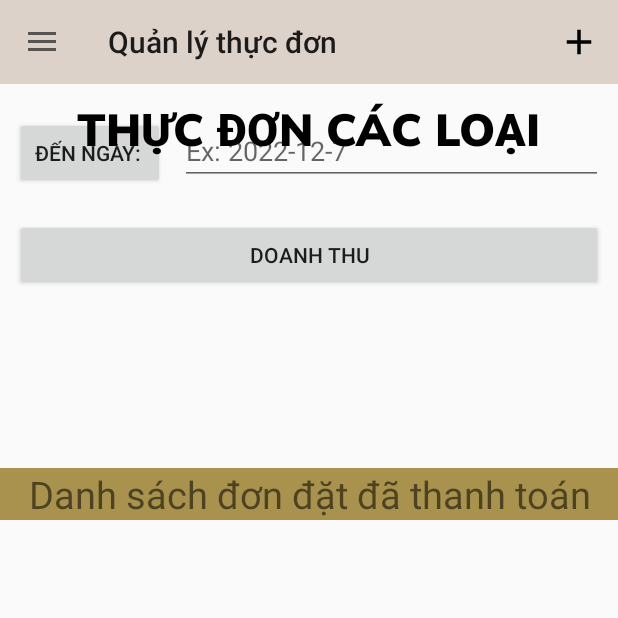
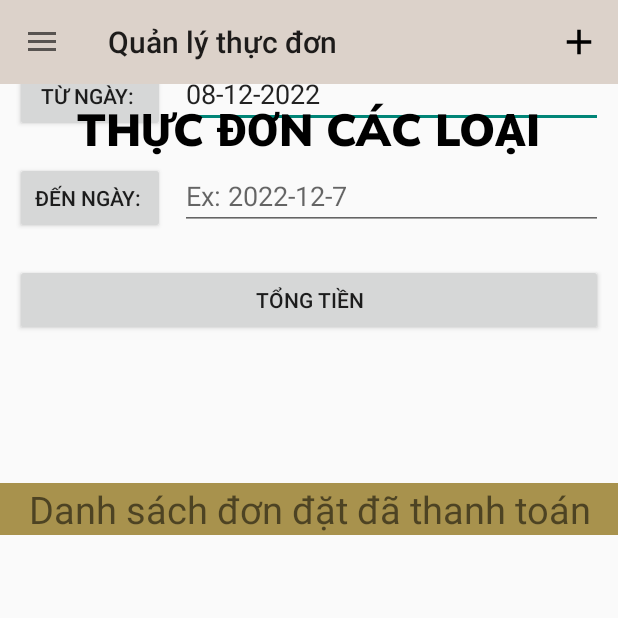
Before and after one commit to MinhQuan117/PRO1121_Nhom8_CP17312_QuanLyCafe, an Android app: the fragment DisplayTKFragment placed in its activity, after a tap on "Xem tất cả >", on a phone screen of 412 x 824 dp, the top half of it. Run offline under Robolectric (Android 15) with nearby library versions, the phone set to English and light mode, and no system bars; Roboto replaces fonts that are not available here; 2 other taps on this screen came first.

Commit message:
Update bai

```diff
--- a/app/src/main/java/com/example/pro1121_cp17312_nhom8_quanlycafe/Activities/AmountMenuActivity.java
+++ b/app/src/main/java/com/example/pro1121_cp17312_nhom8_quanlycafe/Activities/AmountMenuActivity.java
@@ -65,6 +65,7 @@ public class AmountMenuActivity extends AppCompatActivity {
                     boolean ktracapnhat = chiTietDonDatDAO.CapNhatSL(chiTietDonDatDTO);
                     if(ktracapnhat){
                         Toast.makeText(getApplicationContext(),getResources().getString(R.string.add_sucessful),Toast.LENGTH_SHORT).show();
+                        onBackPressed();
                     }else {
                         Toast.makeText(getApplicationContext(),getResources().getString(R.string.add_failed),Toast.LENGTH_SHORT).show();
                     }
@@ -80,6 +81,7 @@ public class AmountMenuActivity extends AppCompatActivity {
                     boolean ktracapnhat = chiTietDonDatDAO.ThemChiTietDonDat(chiTietDonDatDTO);
                     if(ktracapnhat){
                         Toast.makeText(getApplicationContext(),getResources().getString(R.string.add_sucessful),Toast.LENGTH_SHORT).show();
+                        onBackPressed();
                     }else {
                         Toast.makeText(getApplicationContext(),getResources().getString(R.string.add_failed),Toast.LENGTH_SHORT).show();
                     }
--- a/app/src/main/java/com/example/pro1121_cp17312_nhom8_quanlycafe/Activities/DetailStatisticActivity.java
+++ b/app/src/main/java/com/example/pro1121_cp17312_nhom8_quanlycafe/Activities/DetailStatisticActivity.java
@@ -29,7 +29,7 @@ public class DetailStatisticActivity extends AppCompatActivity {
             ,txt_detailstatistic_TenKH,txt_detailstatistic_TongTien;
     GridView gvDetailStatistic;
     int madon, makh, maban;
-    String ngaydat, tongtien;
+    String ngaydat, tongtien, tenkhachhang;
     KhachHangDAO khachHangDAO;
     BanAnDAO banAnDAO;
     List<ThanhToanDTO> thanhToanDTOList;
@@ -47,6 +47,7 @@ public class DetailStatisticActivity extends AppCompatActivity {
         maban = intent.getIntExtra("maban",0);
         ngaydat = intent.getStringExtra("ngaydat");
         tongtien = intent.getStringExtra("tongtien");
+        tenkhachhang = intent.getStringExtra("tenkhachhang");
 
         img_detailstatistic_backbtn = (ImageView)findViewById(R.id.img_detailstatistic_backbtn);
         txt_detailstatistic_MaDon = (TextView)findViewById(R.id.txt_detailstatistic_MaDon);
--- a/app/src/main/java/com/example/pro1121_cp17312_nhom8_quanlycafe/DAO/ChiTietDonDatDAO.java
+++ b/app/src/main/java/com/example/pro1121_cp17312_nhom8_quanlycafe/DAO/ChiTietDonDatDAO.java
@@ -62,6 +62,7 @@ public class ChiTietDonDatDAO {
         contentValues.put(CreateDatabase.TBL_CHITIETDONDAT_GHICHU,chiTietDonDatDTO.getGhichu());
         contentValues.put(CreateDatabase.TBL_CHITIETDONDAT_MADONDAT,chiTietDonDatDTO.getMaDonDat());
         contentValues.put(CreateDatabase.TBL_CHITIETDONDAT_MAMON,chiTietDonDatDTO.getMaMon());
+        contentValues.put(CreateDatabase.TBL_CHITIETDONDAT_TENKHACHHANG,chiTietDonDatDTO.getTenkhachhang());
 
         long ktra = database.insert(CreateDatabase.TBL_CHITIETDONDAT,null,contentValues);
         if(ktra !=0){
--- a/app/src/main/java/com/example/pro1121_cp17312_nhom8_quanlycafe/Database/CreateDatabase.java
+++ b/app/src/main/java/com/example/pro1121_cp17312_nhom8_quanlycafe/Database/CreateDatabase.java
@@ -70,6 +70,7 @@ public class CreateDatabase extends SQLiteOpenHelper {
     public static String TBL_CHITIETDONDAT_MAMON = "MAMON";
     public static String TBL_CHITIETDONDAT_SOLUONG = "SOLUONG";
     public static String TBL_CHITIETDONDAT_GHICHU = "GHICHU";
+    public static String TBL_CHITIETDONDAT_TENKHACHHANG = "TENKHACHHANG";
 
 
     public CreateDatabase(Context context) {
@@ -105,7 +106,7 @@ public class CreateDatabase extends SQLiteOpenHelper {
                 +TBL_DONDAT_TINHTRANG+ " TEXT )" ;
 
         String tblCHITIETDONDAT = "CREATE TABLE " +TBL_CHITIETDONDAT+ " ( " +TBL_CHITIETDONDAT_MADONDAT+ " INTEGER, "
-                +TBL_CHITIETDONDAT_MAMON+ " INTEGER," +TBL_CHITIETDONDAT_SOLUONG+ " INTEGER, "+TBL_CHITIETDONDAT_GHICHU+" TEXT, "
+                +TBL_CHITIETDONDAT_MAMON+ " INTEGER," +TBL_CHITIETDONDAT_SOLUONG+ " INTEGER, "+TBL_CHITIETDONDAT_GHICHU+" TEXT, "+TBL_CHITIETDONDAT_TENKHACHHANG+" TEXT, "
                 + " PRIMARY KEY ( " +TBL_CHITIETDONDAT_MADONDAT+ "," +TBL_CHITIETDONDAT_MAMON+ "))";
 
         db.execSQL(tblNHANVIEN);
--- a/app/src/main/java/com/example/pro1121_cp17312_nhom8_quanlycafe/Fragment/DisplayStatisticFragment.java
+++ b/app/src/main/java/com/example/pro1121_cp17312_nhom8_quanlycafe/Fragment/DisplayStatisticFragment.java
@@ -29,7 +29,7 @@ public class DisplayStatisticFragment extends Fragment {
     AdapterDisplayStatistic adapterDisplayStatistic;
     FragmentManager fragmentManager;
     int madon, makh, maban;
-    String ngaydat, tongtien;
+    String ngaydat, tongtien, tenkhachhang;
 
     @Override
     public View onCreateView(LayoutInflater inflater,ViewGroup container,Bundle savedInstanceState) {
@@ -53,6 +53,7 @@ public class DisplayStatisticFragment extends Fragment {
                 maban = donDatDTOS.get(position).getMaBan();
                 ngaydat = donDatDTOS.get(position).getNgayDat();
                 tongtien = donDatDTOS.get(position).getTongTien();
+                tenkhachhang = donDatDTOS.get(position).getTenkhachhang();
 
                 Intent intent = new Intent(getActivity(), DetailStatisticActivity.class);
                 intent.putExtra("madon",madon);
@@ -60,6 +61,7 @@ public class DisplayStatisticFragment extends Fragment {
                 intent.putExtra("maban",maban);
                 intent.putExtra("ngaydat",ngaydat);
                 intent.putExtra("tongtien",tongtien);
+                intent.putExtra("tenkhachhang", tenkhachhang);
                 startActivity(intent);
             }
         });
--- a/app/src/main/java/com/example/pro1121_cp17312_nhom8_quanlycafe/Fragment/DisplayTKFragment.java
+++ b/app/src/main/java/com/example/pro1121_cp17312_nhom8_quanlycafe/Fragment/DisplayTKFragment.java
@@ -129,7 +129,7 @@ Button btnTuNgay , btnDenNgay , btnDoanhThu;
                 String tuNgay = edTuNgay.getText().toString();
                 String denNgay = edDenNgay.getText().toString();
                 DonDatDAO phieuMuonDAO = new DonDatDAO(getContext());
-                tvDoanhThu.setText("Doanh Thu: "+phieuMuonDAO.getDoanhThu(tuNgay , denNgay));
+                tvDoanhThu.setText("Doanh thu : "+phieuMuonDAO.getDoanhThu(tuNgay , denNgay) +" VNĐ");
 //                donDatDTOS = donDatDAO.LayDSDonDat();
 //                adapterDisplayStatistic = new AdapterDisplayStatistic(getActivity(), R.layout.custom_layout_displaystatistic,donDatDTOS);
 //                lvStatistic.setAdapter(adapterDisplayStatistic);
--- a/app/src/main/java/com/example/pro1121_cp17312_nhom8_quanlycafe/Fragment/ThongKeFragment.java
+++ b/app/src/main/java/com/example/pro1121_cp17312_nhom8_quanlycafe/Fragment/ThongKeFragment.java
@@ -35,7 +35,7 @@ public class ThongKeFragment extends Fragment {
         //set togle bar cho fragment menu
         tb = view.findViewById(R.id.tg_bar);
         TextView toolbar_title = view.findViewById(R.id.toolbar_title);
-        toolbar_title.setText("THỐNG KÊ");
+        toolbar_title.setText("");
         toolbar_title.setTypeface(Typeface.DEFAULT_BOLD);
         //
 
--- a/app/src/main/java/com/example/pro1121_cp17312_nhom8_quanlycafe/MainActivity.java
+++ b/app/src/main/java/com/example/pro1121_cp17312_nhom8_quanlycafe/MainActivity.java
@@ -70,10 +70,6 @@ public class MainActivity extends AppCompatActivity implements NavigationView.On
         drawerToggle.syncState();
         navigationView.setNavigationItemSelectedListener(this);
 
-        //Tụ động gán tên nv đăng nhập qua Extras
-        Intent intent = getIntent();
-        String tendn = intent.getStringExtra("tendn");
-        TXT_menu_tennv.setText( "Xin chào " + tendn +" !!");
 
         //lấy file share prefer
         sharedPreferences = getSharedPreferences("luuquyen", Context.MODE_PRIVATE);
--- a/app/src/main/res/layout/fragment_display_thong_ke.xml
+++ b/app/src/main/res/layout/fragment_display_thong_ke.xml
@@ -4,6 +4,7 @@
     android:layout_width="match_parent"
     android:orientation="vertical"
     android:layout_height="match_parent"
+    android:layout_marginTop="30dp"
     tools:context=".Fragment.DisplayTKFragment">
     <LinearLayout
         android:layout_margin="10dp"
@@ -21,6 +22,7 @@
         <EditText
             android:id="@+id/edTuNgay"
             android:hint="Ex: 2022-12-1"
+            android:text="08-12-2022"
             android:layout_width="match_parent"
             android:layout_height="wrap_content" />
     </LinearLayout>
@@ -47,7 +49,7 @@
         android:layout_width="match_parent"
         android:layout_height="wrap_content"
         android:layout_margin="10dp"
-        android:text="Doanh Thu"
+        android:text="Tổng tiền"
         android:id="@+id/btnDoanhThu"/>
     <TextView
         android:id="@+id/tvDoanhThu"
@@ -65,7 +67,7 @@
         <TextView
             android:layout_width="match_parent"
             android:layout_height="wrap_content"
-            android:layout_marginTop="50dp"
+            android:layout_marginTop="30dp"
             android:background="#A8924D"
             android:gravity="center"
             android:text="Danh sách đơn đặt đã thanh toán"
--- a/app/src/main/res/layout/fragment_thong_ke.xml
+++ b/app/src/main/res/layout/fragment_thong_ke.xml
@@ -8,8 +8,8 @@
     <include
         android:id="@+id/toggle"
         layout="@layout/toogle_bar"
-        android:layout_width="match_parent"
-        android:layout_height="wrap_content"/>
+        android:layout_width="0dp"
+        android:layout_height="0dp"/>
     <com.google.android.material.tabs.TabLayout
         android:id="@+id/tabLayout_thongke"
         android:layout_width="match_parent"
--- a/app/src/main/res/layout/fragment_thong_ke_doanh_so.xml
+++ b/app/src/main/res/layout/fragment_thong_ke_doanh_so.xml
@@ -81,7 +81,7 @@
             android:id="@+id/tvTongDoanhThu"
             android:layout_width="match_parent"
             android:layout_height="wrap_content"
-            android:layout_marginTop="50dp"
+            android:layout_marginTop="30dp"
             android:text="Tổng doanh thu:"
             android:textAlignment="textStart"
             android:background="#A8924D"
--- a/app/src/main/res/layout/menu_navigation_header.xml
+++ b/app/src/main/res/layout/menu_navigation_header.xml
@@ -18,7 +18,7 @@
         android:id="@+id/txt_menu_tennv"
         android:layout_width="wrap_content"
         android:layout_height="wrap_content"
-        android:text="Xin chào !!"
+        android:text=""
         android:layout_above="@+id/menu_slogan"
         android:layout_marginLeft="20dp"
         android:textSize="14sp"
--- a/app/src/main/res/values/strings.xml
+++ b/app/src/main/res/values/strings.xml
@@ -17,6 +17,8 @@
     <string name="btn_complete">Hoàn thành</string>
     <string name="add_sucessful">Thêm thành công!</string>
     <string name="add_failed">Thêm thất bại!</string>
+    <string name="payment_sucessful">Thanh toán thành công!</string>
+    <string name="payment_failed">Thanh toán thất bại!</string>
     <string name="edit_sucessful">Sửa thành công!</string>
     <string name="edit_failed">Lỗi khi sửa!</string>
     <string name="delete_sucessful">Xóa thành công!</string>
```
Also changed, not shown: app/src/main/java/com/example/pro1121_cp17312_nhom8_quanlycafe/Activities/PaymentActivity.java (+7 -4 lines), app/src/main/java/com/example/pro1121_cp17312_nhom8_quanlycafe/DTO/ChiTietDonDatDTO.java (+9 -1 lines), app/src/main/java/com/example/pro1121_cp17312_nhom8_quanlycafe/DTO/DonDatDTO.java (+9 -1 lines), app/src/main/res/layout/detailstatistic_layout.xml (+5 -5 lines).
